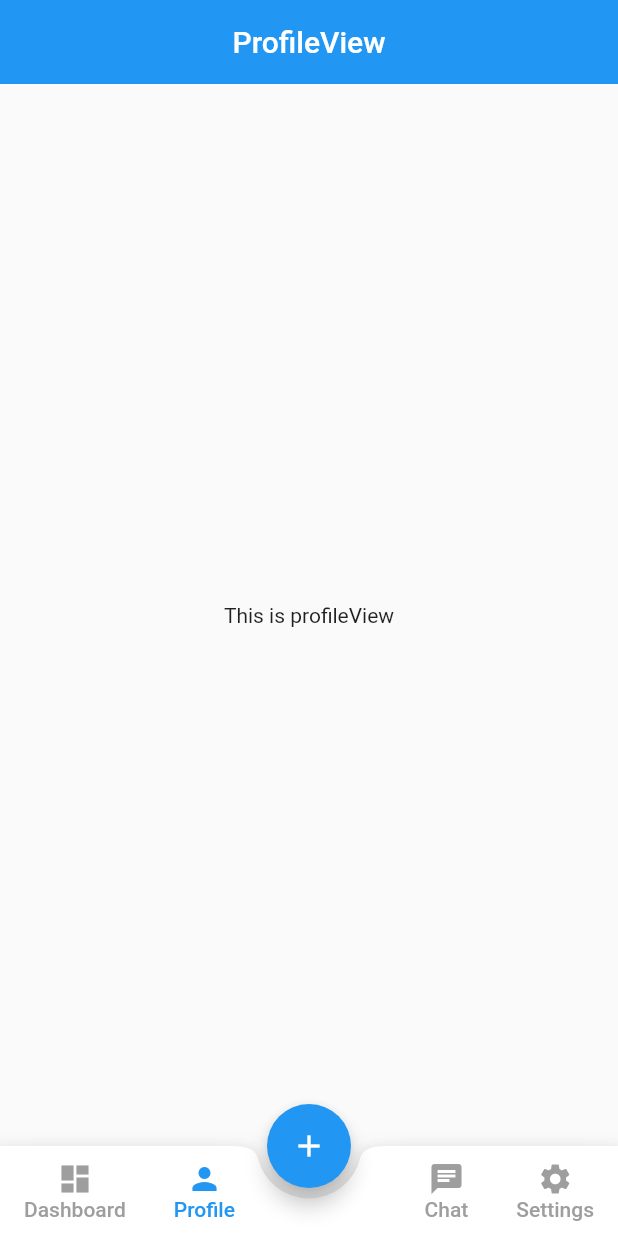
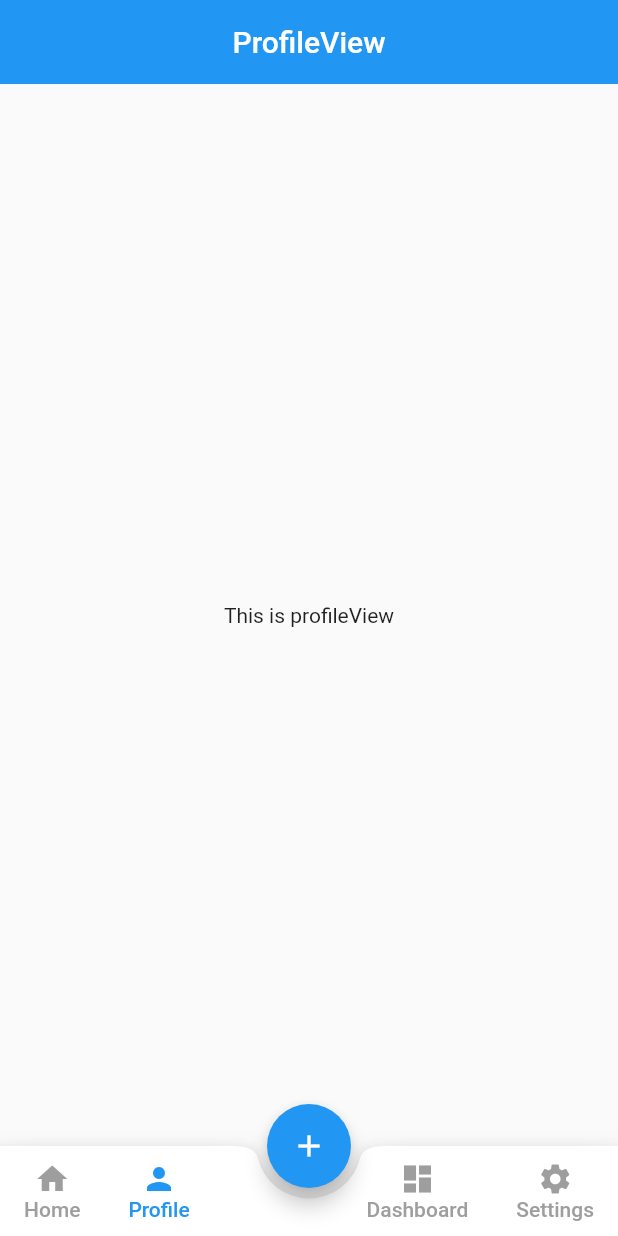
Before and after one commit to muktadirsonyy911/nested_bottom_navigation, a Flutter app: the screen it shows after launch, item 2 of the bottom bar chosen, on a phone screen of 412 x 824 dp. Run offline on Flutter 3.47's test engine with Material 2 defaults, Android fonts, the phone set to English and light mode, and no system bars; our stand-ins replace get.

Commit message:
implemented nested bottomNavBar

```diff
--- /dev/null
+++ b/lib/global_widgets/custom_bottom_app_bar.dart
@@ -0,0 +1,140 @@
+import 'package:flutter/material.dart';
+import 'package:get/get.dart';
+import 'package:nested_bottom_navigationbar/home_view.dart';
+import 'package:nested_bottom_navigationbar/views/dashboard_view.dart';
+import 'package:nested_bottom_navigationbar/views/profile_view.dart';
+import 'package:nested_bottom_navigationbar/views/settings_view.dart';
+
+class CustomBottomAppBar extends StatelessWidget {
+   CustomBottomAppBar({Key? key, this.selectedIndex}) : super(key: key);
+  final int? selectedIndex;
+  @override
+  Widget build(BuildContext context) {
+    return BottomAppBar(
+      shape: const CircularNotchedRectangle(),
+      notchMargin: 7.0,
+      child: Container(
+        height: 60,
+        child: Row(
+          mainAxisAlignment: MainAxisAlignment.spaceBetween,
+          children: [
+            Row(
+              crossAxisAlignment: CrossAxisAlignment.start,
+              children: [
+                MaterialButton(
+                  minWidth: 40,
+                  onPressed: () {
+                    if (selectedIndex != 0) {
+                      Get.off(HomeView());
+                    }
+                  },
+                  child: Column(
+                    mainAxisAlignment: MainAxisAlignment.center,
+                    children: [
+                      Icon(
+                        Icons.home,
+                        color: selectedIndex == 0
+                            ? Colors.blue
+                            : Colors.grey,
+                      ),
+                      Text(
+                        'Home',
+                        style: TextStyle(
+                            color: selectedIndex == 0
+                                ? Colors.blue
+                                : Colors.grey),
+                      )
+                    ],
+                  ),
+                ),
+                MaterialButton(
+                  minWidth: 40,
+                  onPressed: () {
+                    if (selectedIndex != 1) {
+                      Get.off(ProfileView());
+                    }
+                  },
+                  child: Column(
+                    mainAxisAlignment: MainAxisAlignment.center,
+                    children: [
+                      Icon(
+                        Icons.person,
+                        color: selectedIndex == 1
+                            ? Colors.blue
+                            : Colors.grey,
+                      ),
+                      Text(
+                        'Profile',
+                        style: TextStyle(
+                            color: selectedIndex == 1
+                                ? Colors.blue
+                                : Colors.grey),
+                      )
+                    ],
+                  ),
+                ),
+              ],
+            ),
+            Row(
+              crossAxisAlignment: CrossAxisAlignment.start,
+              children: [
+                MaterialButton(
+                  minWidth: 40,
+                  onPressed: () {
+                    if (selectedIndex != 2) {
+                      Get.off(() => DashboardView());
+                    }
+                  },
+                  child: Column(
+                    mainAxisAlignment: MainAxisAlignment.center,
+                    children: [
+                      Icon(
+                        Icons.dashboard,
+                        color: selectedIndex == 2
+                            ? Colors.blue
+                            : Colors.grey,
+                      ),
+                      Text(
+                        'Dashboard',
+                        style: TextStyle(
+                            color: selectedIndex == 2
+                                ? Colors.blue
+                                : Colors.grey),
+                      )
+                    ],
+                  ),
+                ),
+                MaterialButton(
+                  minWidth: 40,
+                  onPressed: () {
+                    if (selectedIndex != 3) {
+                      Get.off(() => SettingsView());
+                    }
+                  },
+                  child: Column(
+                    mainAxisAlignment: MainAxisAlignment.center,
+                    children: [
+                      Icon(
+                        Icons.settings,
+                        color: selectedIndex == 3
+                            ? Colors.blue
+                            : Colors.grey,
+                      ),
+                      Text(
+                        'Settings',
+                        style: TextStyle(
+                            color: selectedIndex == 3
+                                ? Colors.blue
+                                : Colors.grey),
+                      )
+                    ],
+                  ),
+                )
+              ],
+            ),
+          ],
+        ),
+      ),
+    );
+  }
+}
--- a/lib/home_view.dart
+++ b/lib/home_view.dart
@@ -1,142 +1,36 @@
 import 'package:flutter/material.dart';
-import 'package:nested_bottom_navigationbar/views/chat_view.dart';
-import 'package:nested_bottom_navigationbar/views/dashboard_view.dart';
-import 'package:nested_bottom_navigationbar/views/profile_view.dart';
-import 'package:nested_bottom_navigationbar/views/settings_view.dart';
+import 'package:get/get.dart';
+import 'package:nested_bottom_navigationbar/global_widgets/custom_bottom_app_bar.dart';
+import 'package:nested_bottom_navigationbar/views/dashboard_details_view.dart';
 
-class HomeView extends StatefulWidget {
-  HomeView({Key? key}) : super(key: key);
-
-  @override
-  State<HomeView> createState() => _HomeViewState();
-}
-
-class _HomeViewState extends State<HomeView> {
+class HomeView extends StatelessWidget {
   int currentTab = 0;
-
-  final List<Widget> screens = [
-    DashboardView(),
-    ProfileView(),
-    ChatView(),
-    SettingsView()
-  ];
-
-  final PageStorageBucket pageStorageBucket = PageStorageBucket();
-
-  Widget currentScreen = DashboardView();
 
   @override
   Widget build(BuildContext context) {
     return Scaffold(
-      body: PageStorage(
-        child: currentScreen,
-        bucket: pageStorageBucket,
+
+      body: Container(
+        child: Center(
+          child:ElevatedButton(
+            onPressed: (){
+              Get.to(DashboardDetailsView());
+            },
+
+            child: Text("Go to next"),
+          ),
+        ),
       ),
+      // body: PageStorage(
+      //   child: currentScreen,
+      //   bucket: pageStorageBucket,
+      // ),
       floatingActionButton: FloatingActionButton(
         child: Icon(Icons.add),
         onPressed: () {},
       ),
       floatingActionButtonLocation: FloatingActionButtonLocation.centerDocked,
-      bottomNavigationBar: BottomAppBar(
-        shape: const CircularNotchedRectangle(),
-        notchMargin: 7.0,
-        child: Container(
-          height: 60,
-          child: Row(
-            mainAxisAlignment: MainAxisAlignment.spaceBetween,
-            children: [
-              Row(
-                crossAxisAlignment: CrossAxisAlignment.start,
-                children: [
-                  MaterialButton(minWidth: 40,
-                    onPressed: () {
-                      setState(() {
-                        currentScreen = DashboardView();
-                        currentTab = 0;
-                      });
-                    },
-                    child: Column(
-                      mainAxisAlignment: MainAxisAlignment.center,
-                      children: [
-                        Icon(Icons.dashboard,
-                        color: currentTab == 0 ?Colors.blue:Colors.grey,),
-                        Text('Dashboard',
-                        style: TextStyle(
-                          color: currentTab == 0?Colors.blue:Colors.grey
-                        ),)
-                      ],
-                    ),
-                    ),
-                  MaterialButton(minWidth: 40,
-                    onPressed: () {
-                      setState(() {
-                        currentScreen = ProfileView();
-                        currentTab = 1;
-                      });
-                    },
-                    child: Column(
-                      mainAxisAlignment: MainAxisAlignment.center,
-                      children: [
-                        Icon(Icons.person,
-                          color: currentTab == 1 ?Colors.blue:Colors.grey,),
-                        Text('Profile',
-                          style: TextStyle(
-                              color: currentTab == 1?Colors.blue:Colors.grey
-                          ),)
-                      ],
-                    ),
-                  ),
-
-                ],
-              ),
-              Row(
-                crossAxisAlignment: CrossAxisAlignment.start,
-                children: [
-                  MaterialButton(minWidth: 40,
-                    onPressed: () {
-                      setState(() {
-                        currentScreen = ChatView();
-                        currentTab = 2;
-                      });
-                    },
-                    child: Column(
-                      mainAxisAlignment: MainAxisAlignment.center,
-                      children: [
-                        Icon(Icons.chat,
-                          color: currentTab == 2 ?Colors.blue:Colors.grey,),
-                        Text('Chat',
-                          style: TextStyle(
-                              color: currentTab == 2?Colors.blue:Colors.grey
-                          ),)
-                      ],
-                    ),
-                  ),
-                  MaterialButton(minWidth: 40,
-                    onPressed: () {
-                      setState(() {
-                        currentScreen = SettingsView();
-                        currentTab = 3;
-                      });
-                    },
-                    child: Column(
-                      mainAxisAlignment: MainAxisAlignment.center,
-                      children: [
-                        Icon(Icons.settings,
-                          color: currentTab == 3?Colors.blue:Colors.grey,),
-                        Text('Settings',
-                          style: TextStyle(
-                              color: currentTab == 3?Colors.blue:Colors.grey
-                          ),)
-                      ],
-                    ),
-                  )
-
-                ],
-              ),
-            ],
-          ),
-        ),
-      ),
+      bottomNavigationBar: CustomBottomAppBar(selectedIndex: 0,),
     );
   }
 }
--- a/lib/views/profile_view.dart
+++ b/lib/views/profile_view.dart
@@ -1,4 +1,5 @@
 import 'package:flutter/material.dart';
+import 'package:nested_bottom_navigationbar/global_widgets/custom_bottom_app_bar.dart';
 
 class ProfileView extends StatelessWidget {
   const ProfileView({Key? key}) : super(key: key);
@@ -8,13 +9,19 @@ class ProfileView extends StatelessWidget {
     return SafeArea(
       child: Scaffold(
         appBar: AppBar(
-          title: Text('ProfileView'),
+          title: const Text('ProfileView'),
           centerTitle: true,
           elevation: 0.0,
         ),
-        body: Center(
+        body: const Center(
           child: Text('This is profileView'),
         ),
+        floatingActionButton: FloatingActionButton(
+          child: Icon(Icons.add),
+          onPressed: () {},
+        ),
+        floatingActionButtonLocation: FloatingActionButtonLocation.centerDocked,
+        bottomNavigationBar: CustomBottomAppBar(selectedIndex: 1,),
       ),
     );
   }
```
Also changed, not shown: lib/views/chat_view.dart (deleted, +0 -17 lines), lib/views/dashboard_details_view.dart (added, +29 -0 lines), lib/views/dashboard_view.dart (+13 -11 lines), lib/views/settings_view.dart (+9 -1 lines).
